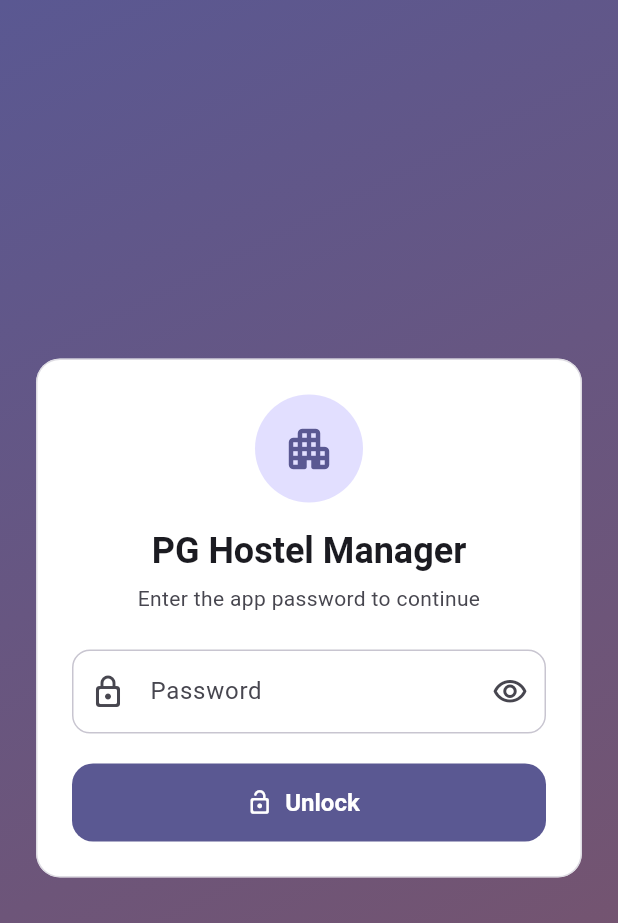
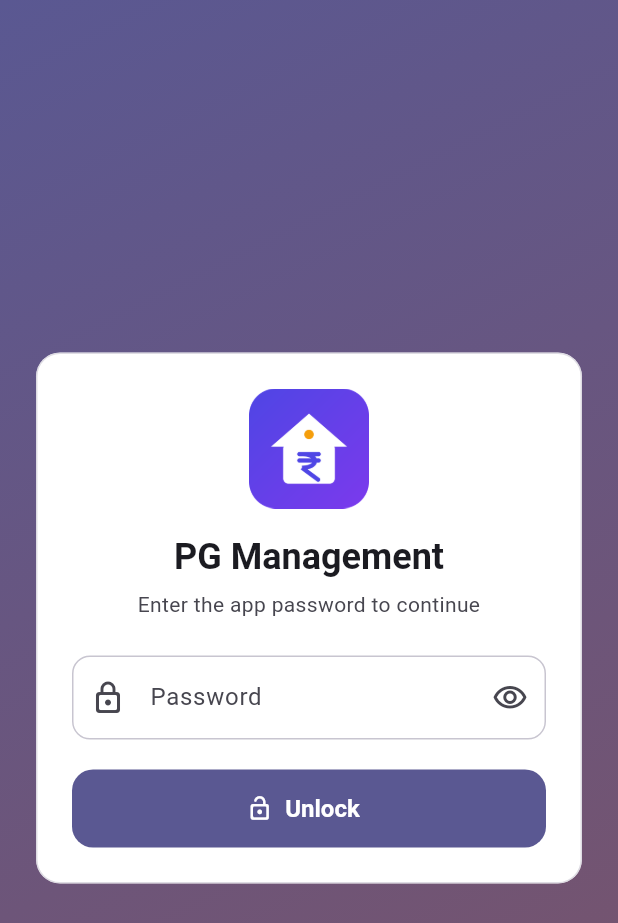
Before and after one commit to Pravin007-create/PH, a Flutter app: the screen it shows after launch, on a phone screen of 412 x 824 dp. Shown: the top 923 px of the screen. Run offline on Flutter 3.47's test engine with Material 3 defaults, Android fonts, the phone set to English and light mode, and no system bars; our stand-ins replace flutter_riverpod, flutter_secure_storage, go_router, pdf, printing, share_plus and 1 more; missing offline and left inert: file_selector.

Commit message:
Rename app to PG Management and add launcher icon

```diff
--- a/lib/core/app.dart
+++ b/lib/core/app.dart
@@ -23,7 +23,7 @@ class _PGHostelAppState extends State<PGHostelApp> {
   @override
   Widget build(BuildContext context) {
     return MaterialApp.router(
-      title: 'PG Hostel Manager',
+      title: 'PG Management',
       debugShowCheckedModeBanner: false,
       theme: AppTheme.light(),
       darkTheme: AppTheme.dark(),
--- a/lib/core/password_gate.dart
+++ b/lib/core/password_gate.dart
@@ -73,15 +73,17 @@ class _PasswordGateState extends State<PasswordGate> {
                         mainAxisSize: MainAxisSize.min,
                         crossAxisAlignment: CrossAxisAlignment.stretch,
                         children: [
-                          CircleAvatar(
-                            radius: 36,
-                            backgroundColor: scheme.primaryContainer,
-                            child: Icon(Icons.apartment_rounded,
-                                size: 36, color: scheme.primary),
+                          Center(
+                            child: Image.asset(
+                              'assets/branding/app_icon_512.png',
+                              width: 80,
+                              height: 80,
+                              semanticLabel: 'PG Management logo',
+                            ),
                           ),
                           const SizedBox(height: 16),
                           Text(
-                            'PG Hostel Manager',
+                            'PG Management',
                             textAlign: TextAlign.center,
                             style: Theme.of(context)
                                 .textTheme
--- a/lib/data/backup.dart
+++ b/lib/data/backup.dart
@@ -68,7 +68,7 @@ Map<String, dynamic> _parse(String json) {
     throw BackupException('This is not a valid backup file.');
   }
   if (data is! Map || data['format'] != backupFormat) {
-    throw BackupException('This file is not a PG Hostel backup.');
+    throw BackupException('This file is not a PG Management backup.');
   }
   final map = Map<String, dynamic>.from(data);
   // Check every record can be read before anything is replaced.
--- a/lib/features/home/home_screen.dart
+++ b/lib/features/home/home_screen.dart
@@ -298,7 +298,7 @@ class _Header extends StatelessWidget {
                   ),
                   const SizedBox(height: 2),
                   Text(
-                    profile.pgName.isEmpty ? 'PG Hostel Manager' : profile.pgName,
+                    profile.pgName.isEmpty ? 'PG Management' : profile.pgName,
                     maxLines: 1,
                     overflow: TextOverflow.ellipsis,
                     style: const TextStyle(
@@ -307,9 +307,13 @@ class _Header extends StatelessWidget {
                 ],
               ),
             ),
-            CircleAvatar(
-              backgroundColor: Colors.white.withValues(alpha: 0.2),
-              child: const Icon(Icons.apartment_rounded, color: white),
+            DecoratedBox(
+              decoration: BoxDecoration(
+                borderRadius: BorderRadius.circular(12),
+                border: Border.all(color: Colors.white.withValues(alpha: 0.5)),
+              ),
+              child: Image.asset('assets/branding/app_icon_512.png',
+                  width: 44, height: 44, semanticLabel: 'PG Management logo'),
             ),
           ]),
           const SizedBox(height: 20),
--- a/lib/features/more/more_screen.dart
+++ b/lib/features/more/more_screen.dart
@@ -28,8 +28,8 @@ class MoreScreen extends ConsumerWidget {
       await file.writeAsString(json);
       await SharePlus.instance.share(ShareParams(
         files: [XFile(file.path, mimeType: 'application/json', name: name)],
-        subject: 'PG Hostel backup',
-        text: 'PG Hostel backup – keep this file safe. '
+        subject: 'PG Management backup',
+        text: 'PG Management backup – keep this file safe. '
             'Use "Import data" in the app to restore it.',
       ));
     } catch (e) {
@@ -143,7 +143,7 @@ class MoreScreen extends ConsumerWidget {
                   ),
                 ),
                 const SizedBox(height: 24),
-                Text('PG Hostel Manager · v1.0.0',
+                Text('PG Management · v1.0.0',
                     textAlign: TextAlign.center,
                     style: Theme.of(context).textTheme.bodySmall),
               ],
--- a/lib/features/reports/report_builder.dart
+++ b/lib/features/reports/report_builder.dart
@@ -67,7 +67,7 @@ const _light = PdfColor.fromInt(0xFFF3F4F6);
 Future<Uint8List> buildReport(ReportType type, ReportData d) async {
   final doc = pw.Document(
     title: '${type.title} - ${fmtMonth(d.month)}',
-    author: d.profile.pgName.isEmpty ? 'PG Hostel Manager' : d.profile.pgName,
+    author: d.profile.pgName.isEmpty ? 'PG Management' : d.profile.pgName,
   );
 
   final content = switch (type) {
@@ -109,7 +109,7 @@ pw.Widget _header(ReportData d, ReportType type) {
           child: pw.Column(
             crossAxisAlignment: pw.CrossAxisAlignment.start,
             children: [
-              pw.Text(p.pgName.isEmpty ? 'PG Hostel' : p.pgName,
+              pw.Text(p.pgName.isEmpty ? 'PG Management' : p.pgName,
                   style: pw.TextStyle(
                       fontSize: 18,
                       fontWeight: pw.FontWeight.bold,
@@ -429,7 +429,7 @@ Future<Uint8List> buildSettlementPdf(
     build: (ctx) => pw.Column(
       crossAxisAlignment: pw.CrossAxisAlignment.stretch,
       children: [
-        pw.Text(profile.pgName.isEmpty ? 'PG Hostel' : profile.pgName,
+        pw.Text(profile.pgName.isEmpty ? 'PG Management' : profile.pgName,
             style: pw.TextStyle(
                 fontSize: 20, fontWeight: pw.FontWeight.bold, color: _brand)),
         if (profile.address.isNotEmpty)
```
Also changed, not shown: pubspec.yaml (+15 -0 lines), assets/branding/app_icon_1024.png (added), assets/branding/app_icon_512.png (added), assets/branding/icon_background.png (added), assets/branding/icon_foreground.png (added), assets/branding/logo.svg (added), pubspec.lock, 1 other file.
